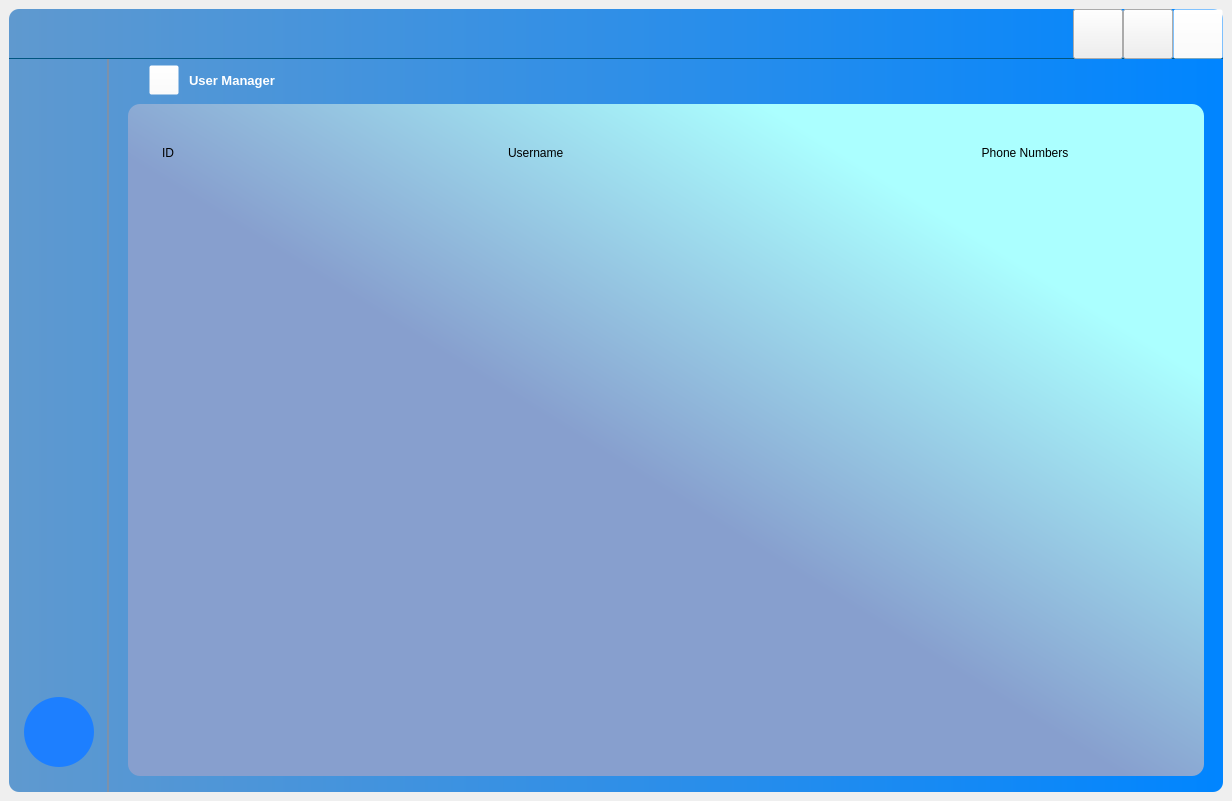
The window that Client/View/Home.ui (NegiKirin/PBL5) describes before a commit, drawn with Qt 5.
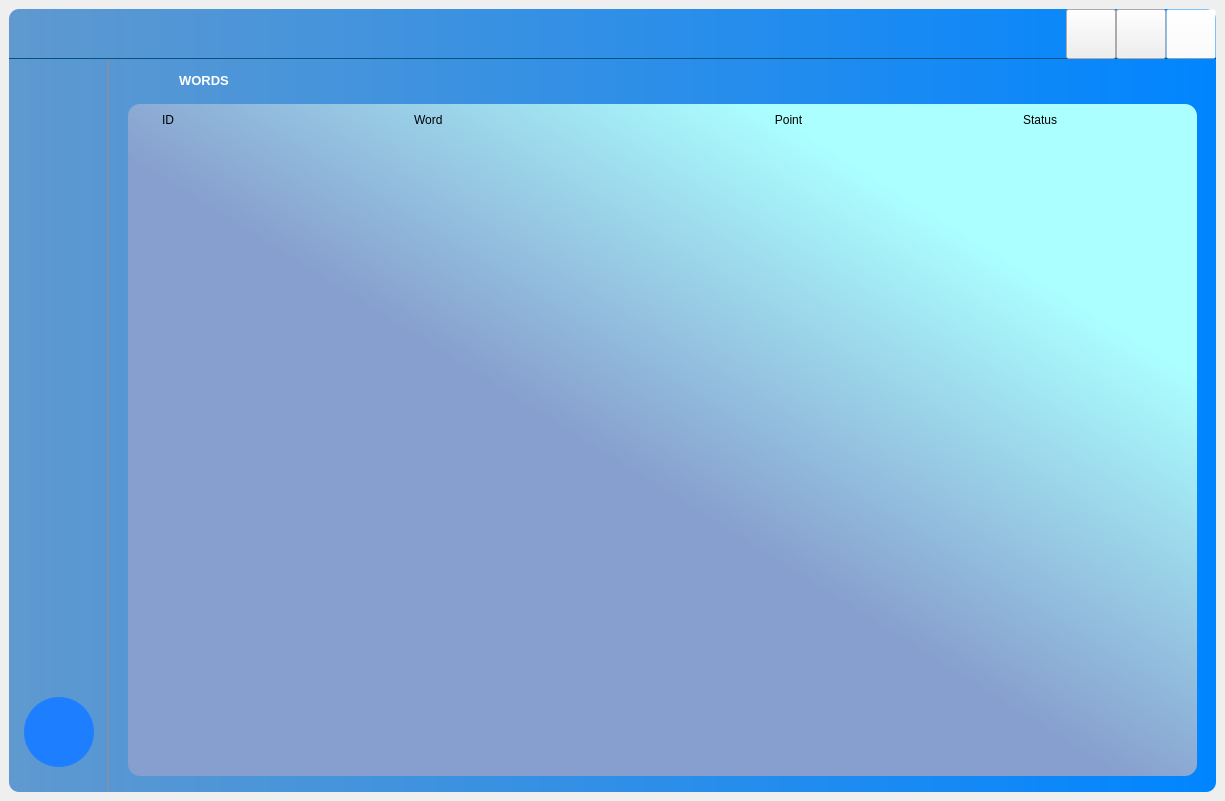
The same window after the commit. The open tabs and pages were chosen to show the change. Icons and pictures are not drawn.

What changed in the file:
```diff
--- a/Client/View/Home.ui
+++ b/Client/View/Home.ui
@@ -6,7 +6,7 @@
    <rect>
     <x>0</x>
     <y>0</y>
-    <width>1232</width>
+    <width>1225</width>
     <height>801</height>
    </rect>
   </property>
@@ -3371,15 +3371,31 @@
                             <property name="text">
                              <string>Username</string>
                             </property>
+                            <property name="alignment">
+                             <set>Qt::AlignCenter</set>
+                            </property>
+                           </widget>
+                          </item>
+                          <item>
+                           <widget class="QLabel" name="label_email_user">
+                            <property name="text">
+                             <string>Email</string>
+                            </property>
+                            <property name="alignment">
+                             <set>Qt::AlignCenter</set>
+                            </property>
                            </widget>
                           </item>
                           <item>
                            <widget class="QLabel" name="label_13">
+                            <property name="styleSheet">
+                             <string notr="true">margin-right: 30px;</string>
+                            </property>
                             <property name="text">
                              <string>Phone Numbers</string>
                             </property>
                             <property name="alignment">
-                             <set>Qt::AlignCenter</set>
+                             <set>Qt::AlignRight|Qt::AlignTrailing|Qt::AlignVCenter</set>
                             </property>
                            </widget>
                           </item>
@@ -3511,6 +3527,357 @@
               </item>
              </layout>
             </widget>
+            <widget class="QWidget" name="page_score">
+             <layout class="QVBoxLayout" name="verticalLayout_32">
+              <property name="leftMargin">
+               <number>0</number>
+              </property>
+              <property name="topMargin">
+               <number>0</number>
+              </property>
+              <property name="rightMargin">
+               <number>0</number>
+              </property>
+              <property name="bottomMargin">
+               <number>0</number>
+              </property>
+              <item>
+               <widget class="QWidget" name="widget_50" native="true">
+                <property name="minimumSize">
+                 <size>
+                  <width>230</width>
+                  <height>0</height>
+                 </size>
+                </property>
+                <property name="maximumSize">
+                 <size>
+                  <width>16777215</width>
+                  <height>720</height>
+                 </size>
+                </property>
+                <property name="styleSheet">
+                 <string notr="true"/>
+                </property>
+                <layout class="QVBoxLayout" name="verticalLayout_30">
+                 <property name="spacing">
+                  <number>0</number>
+                 </property>
+                 <property name="leftMargin">
+                  <number>0</number>
+                 </property>
+                 <property name="topMargin">
+                  <number>0</number>
+                 </property>
+                 <property name="rightMargin">
+                  <number>0</number>
+                 </property>
+                 <property name="bottomMargin">
+                  <number>0</number>
+                 </property>
+                 <item>
+                  <widget class="QWidget" name="widget_52" native="true">
+                   <property name="minimumSize">
+                    <size>
+                     <width>0</width>
+                     <height>30</height>
+                    </size>
+                   </property>
+                   <property name="maximumSize">
+                    <size>
+                     <width>16777215</width>
+                     <height>50</height>
+                    </size>
+                   </property>
+                   <layout class="QHBoxLayout" name="horizontalLayout_24">
+                    <property name="spacing">
+                     <number>0</number>
+                    </property>
+                    <property name="leftMargin">
+                     <number>0</number>
+                    </property>
+                    <property name="topMargin">
+                     <number>0</number>
+                    </property>
+                    <property name="rightMargin">
+                     <number>0</number>
+                    </property>
+                    <property name="bottomMargin">
+                     <number>0</number>
+                    </property>
+                    <item>
+                     <widget class="QWidget" name="widget_118" native="true">
+                      <property name="minimumSize">
+                       <size>
+                        <width>0</width>
+                        <height>30</height>
+                       </size>
+                      </property>
+                      <property name="maximumSize">
+                       <size>
+                        <width>16777215</width>
+                        <height>30</height>
+                       </size>
+                      </property>
+                      <property name="styleSheet">
+                       <string notr="true">background-color: rgba(255, 255, 255, 0)
+</string>
+                      </property>
+                      <widget class="QLabel" name="label_107">
+                       <property name="geometry">
+                        <rect>
+                         <x>70</x>
+                         <y>0</y>
+                         <width>221</width>
+                         <height>30</height>
+                        </rect>
+                       </property>
+                       <property name="font">
+                        <font>
+                         <pointsize>10</pointsize>
+                         <weight>75</weight>
+                         <bold>true</bold>
+                        </font>
+                       </property>
+                       <property name="styleSheet">
+                        <string notr="true">color: rgb(255, 255, 255)</string>
+                       </property>
+                       <property name="text">
+                        <string>WORDS</string>
+                       </property>
+                      </widget>
+                     </widget>
+                    </item>
+                   </layout>
+                  </widget>
+                 </item>
+                 <item>
+                  <widget class="QWidget" name="widget_66" native="true">
+                   <property name="minimumSize">
+                    <size>
+                     <width>101</width>
+                     <height>519</height>
+                    </size>
+                   </property>
+                   <layout class="QHBoxLayout" name="horizontalLayout_25">
+                    <item>
+                     <spacer name="horizontalSpacer_20">
+                      <property name="orientation">
+                       <enum>Qt::Horizontal</enum>
+                      </property>
+                      <property name="sizeType">
+                       <enum>QSizePolicy::Fixed</enum>
+                      </property>
+                      <property name="sizeHint" stdset="0">
+                       <size>
+                        <width>10</width>
+                        <height>20</height>
+                       </size>
+                      </property>
+                     </spacer>
+                    </item>
+                    <item>
+                     <widget class="QWidget" name="widget_67" native="true">
+                      <property name="minimumSize">
+                       <size>
+                        <width>103</width>
+                        <height>0</height>
+                       </size>
+                      </property>
+                      <property name="styleSheet">
+                       <string notr="true">#widget_67{
+background-color: qlineargradient(spread:pad, x1:0.468395, y1:0.546, x2:0.802, y2:0.210227, stop:0 rgba(135, 159, 206, 255), stop:1 rgba(171, 255, 255, 255));
+border-radius:12px;}</string>
+                      </property>
+                      <layout class="QVBoxLayout" name="verticalLayout_31">
+                       <property name="spacing">
+                        <number>0</number>
+                       </property>
+                       <property name="leftMargin">
+                        <number>25</number>
+                       </property>
+                       <property name="topMargin">
+                        <number>0</number>
+                       </property>
+                       <property name="rightMargin">
+                        <number>25</number>
+                       </property>
+                       <property name="bottomMargin">
+                        <number>0</number>
+                       </property>
+                       <item>
+                        <widget class="QWidget" name="widget_68" native="true">
+                         <property name="maximumSize">
+                          <size>
+                           <width>16777215</width>
+                           <height>35</height>
+                          </size>
+                         </property>
+                         <layout class="QHBoxLayout" name="horizontalLayout_35">
+                          <item>
+                           <widget class="QLabel" name="label_14">
+                            <property name="text">
+                             <string>ID</string>
+                            </property>
+                           </widget>
+                          </item>
+                          <item>
+                           <widget class="QLabel" name="label_15">
+                            <property name="text">
+                             <string>Word</string>
+                            </property>
+                           </widget>
+                          </item>
+                          <item>
+                           <widget class="QLabel" name="label_16">
+                            <property name="text">
+                             <string>Point</string>
+                            </property>
+                            <property name="alignment">
+                             <set>Qt::AlignCenter</set>
+                            </property>
+                           </widget>
+                          </item>
+                          <item>
+                           <widget class="QLabel" name="label_17">
+                            <property name="text">
+                             <string>Status</string>
+                            </property>
+                            <property name="alignment">
+                             <set>Qt::AlignCenter</set>
+                            </property>
+                           </widget>
+                          </item>
+                         </layout>
+                        </widget>
+                       </item>
+                       <item>
+                        <widget class="QListWidget" name="list_word_widget">
+                         <property name="minimumSize">
+                          <size>
+                           <width>1000</width>
+                           <height>549</height>
+                          </size>
+                         </property>
+                         <property name="maximumSize">
+                          <size>
+                           <width>12345345</width>
+                           <height>12442334</height>
+                          </size>
+                         </property>
+                         <property name="cursor" stdset="0">
+                          <cursorShape>CrossCursor</cursorShape>
+                         </property>
+                         <property name="styleSheet">
+                          <string notr="true">QScrollBar:vertical {
+	border: none;
+	background: rgb(175, 254, 255);
+	width: 14px;
+	margin: 15px 0 15px 0;
+	border-radius: 0px;
+}
+QScrollBar::handle::vertical{
+	background-color: rgb(0, 187, 201);
+	min-height: 30px;
+	border-radius: 7px;
+}
+QScrollBar::handle::vertical:hover{
+	background-color: rgb(0, 208, 223);
+}
+
+QScrollBar::handle::vertical:pressed{
+	background-color: rgb(0, 151, 162);
+}
+
+QScrollBar::sub-line::vertical{
+	border: none;
+	height: 15px;
+	background-color: rgb(0, 187, 201);
+	border-top-left-radius: 7px;
+	border-top-right-radius: 7px;
+	subcontrol-position: top;
+	subcontrol-origin: margin;
+}
+
+QScrollBar::sub-line::vertical:hover{
+	background-color: rgb(0, 208, 223);
+}
+
+QScrollBar::sub-line::vertical:pressed{
+	background-color: rgb(0, 151, 162);
+}
+
+QScrollBar::add-line::vertical{
+	border: none;
+	height: 15px;
+	background-color: rgb(0, 187, 201);
+	border-bottom-left-radius: 7px;
+	border-bottom-right-radius: 7px;
+	subcontrol-position: bottom;
+	subcontrol-origin: margin;
+}
+
+QScrollBar::add-line::vertical:hover{
+	background-color: rgb(0, 208, 223);
+}
+
+QScrollBar::add-line::vertical:pressed{
+	background-color: rgb(0, 151, 162);
+}
+
+QScrollBar::up-arrow::vertical, QScrollBar::down-arrow::vertical{
+	background: none;
+}
+
+QScrollBar::add-page::vertical, QScrollBar::sub-page::vertical{
+	background: none;
+}
+QListView::item{
+	margin-top: 5px;
+	border-radius: 10px;
+}
+ QListView::item:hover {
+	background-color: rgb(130, 195, 195);
+	border-radius: 10px;
+ }
+ QListView::item:selected {
+	background-color: rgb(130, 195, 195);
+ }</string>
+                         </property>
+                         <property name="verticalScrollBarPolicy">
+                          <enum>Qt::ScrollBarAsNeeded</enum>
+                         </property>
+                         <property name="horizontalScrollBarPolicy">
+                          <enum>Qt::ScrollBarAsNeeded</enum>
+                         </property>
+                        </widget>
+                       </item>
+                      </layout>
+                     </widget>
+                    </item>
+                    <item>
+                     <spacer name="horizontalSpacer_13">
+                      <property name="orientation">
+                       <enum>Qt::Horizontal</enum>
+                      </property>
+                      <property name="sizeType">
+                       <enum>QSizePolicy::Fixed</enum>
+                      </property>
+                      <property name="sizeHint" stdset="0">
+                       <size>
+                        <width>10</width>
+                        <height>20</height>
+                       </size>
+                      </property>
+                     </spacer>
+                    </item>
+                   </layout>
+                  </widget>
+                 </item>
+                </layout>
+               </widget>
+              </item>
+             </layout>
+            </widget>
            </widget>
           </item>
          </layout>
```
Left out of the diff: 368 changed lines with no effect on the pictures. Lines whose indentation alone changed are shown as unchanged.
